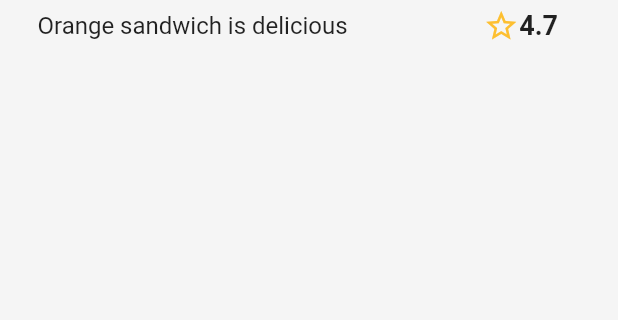
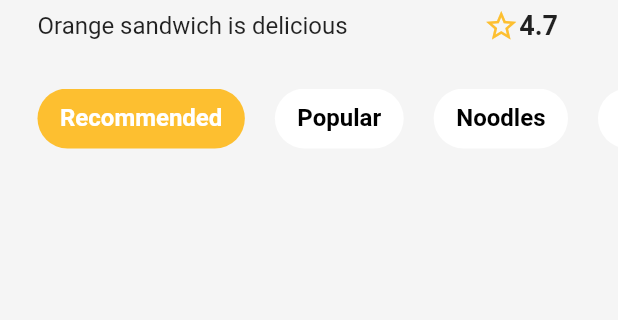
Before and after one commit to KhadijaMakkaoui/Food-Delivery, a Flutter app: the screen it shows after launch, on a phone screen of 412 x 824 dp, the part 240-560 px from its top. Run offline on Flutter 3.47's test engine with Material 2 defaults, Android fonts, the phone set to English and light mode, and no system bars.

Commit message:
Implement horizontal scrol list for categories

```diff
--- a/delivery_app/lib/models/restaurant.dart
+++ b/delivery_app/lib/models/restaurant.dart
@@ -15,7 +15,7 @@ class Restaurant{
   static Restaurant generateRestaurant(){
     return Restaurant('Burger King', '20-30 min', '2.4 km', 'Restaurant', 'assets/images/res_logo.png', 'Orange sandwich is delicious', 4.7,
       {
-        'Recommend': Food.generateRecommendFoods(),
+        'Recommended': Food.generateRecommendFoods(),
         'Popular': Food.generatePopularFoods(),
         'Noodles':[],
         'Pizza': []
--- a/delivery_app/lib/screens/home/home.dart
+++ b/delivery_app/lib/screens/home/home.dart
@@ -1,7 +1,9 @@
 import 'package:delivery_app/constants/colors.dart';
+import 'package:delivery_app/widgets/food_list.dart';
 import 'package:delivery_app/widgets/restaurant_info.dart';
 import 'package:flutter/material.dart';
 
+import '../../models/restaurant.dart';
 import '../../widgets/custom_app_bar.dart';
 
 class HomePage extends StatefulWidget {
@@ -12,6 +14,7 @@ class HomePage extends StatefulWidget {
 
 class _HomePageState extends State<HomePage> {
   var selected=0;
+  final restaurant = Restaurant.generateRestaurant();
   @override
   Widget build(BuildContext context) {
     return Scaffold(
@@ -24,6 +27,12 @@ class _HomePageState extends State<HomePage> {
               Icons.search_outlined
           ),
           RestaurantInfo(),
+          FoodList(selected,
+              (index){
+            setState(() {
+              selected=index;
+            });
+              }, restaurant)
         ],
       ),
 
--- /dev/null
+++ b/delivery_app/lib/widgets/food_list.dart
@@ -0,0 +1,45 @@
+import 'package:delivery_app/constants/colors.dart';
+import 'package:delivery_app/models/restaurant.dart';
+import 'package:flutter/cupertino.dart';
+import 'package:flutter/material.dart';
+
+class FoodList extends StatelessWidget {
+  final int selected;
+  final Function callback;
+  final Restaurant restaurant;
+
+  FoodList(this.selected, this.callback, this.restaurant);
+
+  @override
+  Widget build(BuildContext context) {
+    final categoriy = restaurant.menu.keys.toList();
+    return Container(
+      height: 100,
+      padding: const EdgeInsets.symmetric(vertical: 30),
+      child: ListView.separated(
+        padding: const EdgeInsets.symmetric(horizontal: 25),
+          scrollDirection: Axis.horizontal,
+          itemBuilder: (context,index)=>GestureDetector(
+            onTap: ()=>callback(index),
+            child: Container(
+                padding: const EdgeInsets.symmetric(horizontal: 15,vertical: 10),
+                decoration: BoxDecoration(
+                  borderRadius: BorderRadius.circular(20),
+                  color: selected== index? kPrimaryColor: Colors.white,
+              ),
+              child: Text(
+                categoriy[index],
+                style: TextStyle(
+                  color: selected== index? Colors.white: Colors.black,
+                  fontSize: 16,
+                  fontWeight: FontWeight.bold,
+                ),
+              ),
+            ),
+          ),
+          separatorBuilder: (_,index)=>SizedBox(width: 20,),
+          itemCount: categoriy.length),
+
+    );
+  }
+}
```
